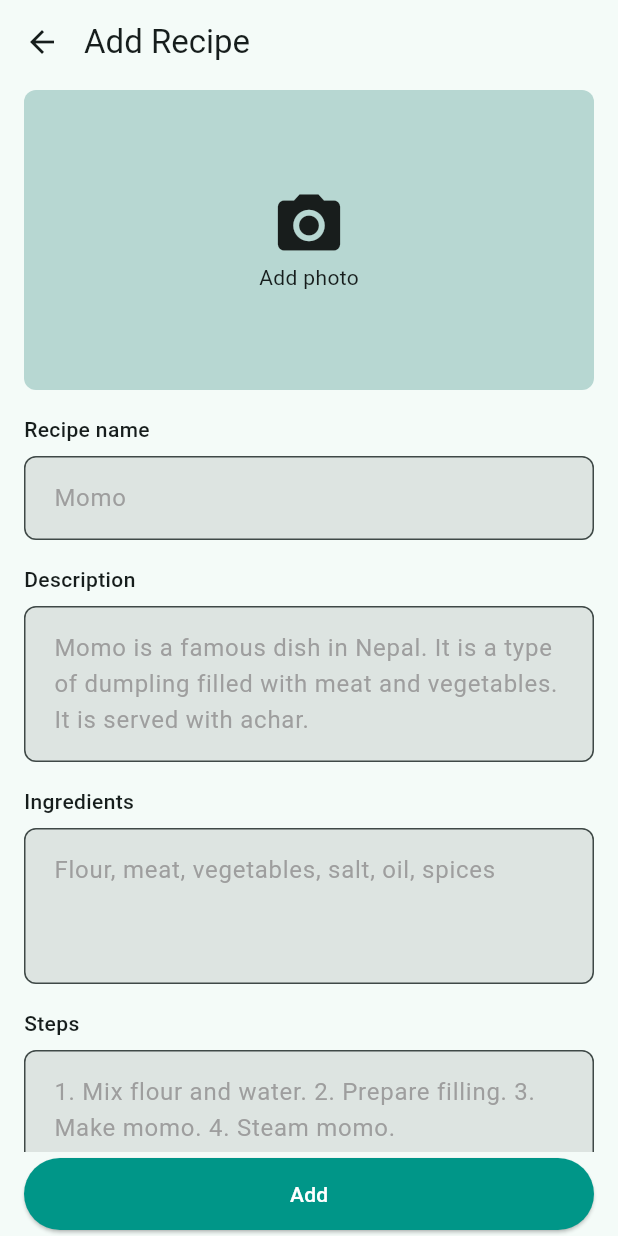
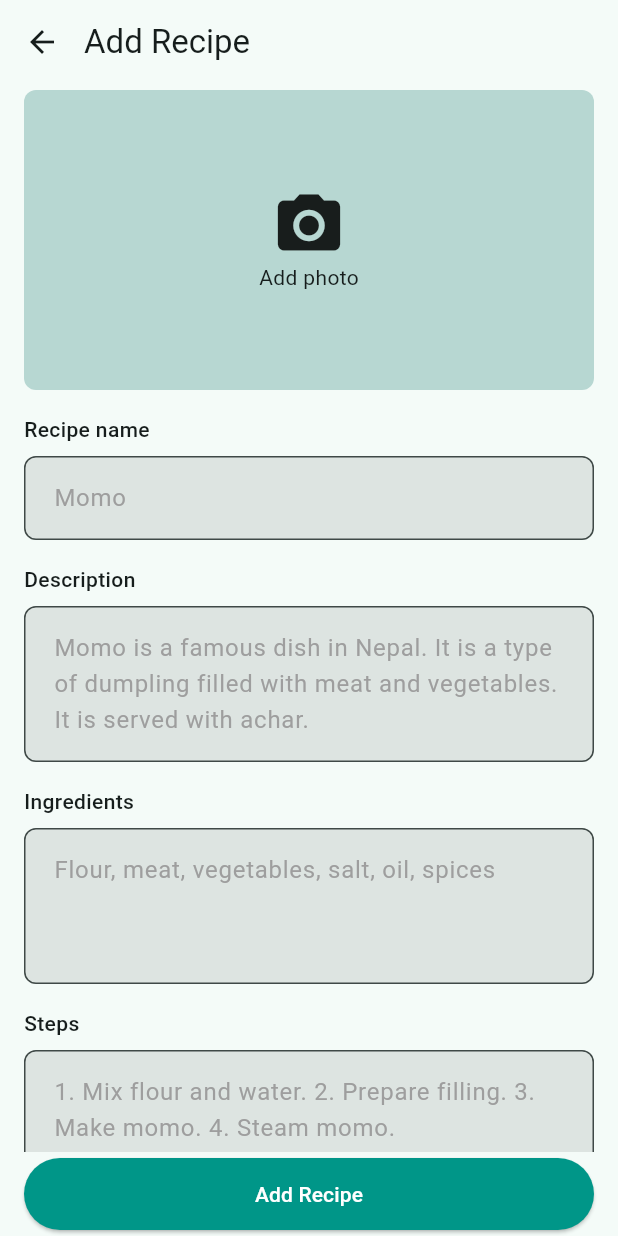
Before and after one commit to pratikgtam/Recipe-Book, a Flutter app: the AddView screen opened directly, on a phone screen of 412 x 824 dp. Run offline on Flutter 3.47's test engine with Material 3 defaults, Android fonts, the phone set to English and light mode, and no system bars; drawn by our look-alikes of flutter_form_builder; our stand-ins replace carousel_slider, cloud_firestore, dots_indicator, firebase_auth, firebase_core, firebase_storage and 4 more; missing offline and left inert: open_mail_app; accounts and stored records are empty.

Commit message:
add recipe

```diff
--- a/lib/features/add/views/add_view.dart
+++ b/lib/features/add/views/add_view.dart
@@ -3,7 +3,10 @@ import 'package:flutter_bloc/flutter_bloc.dart';
 import 'package:flutter_form_builder/flutter_form_builder.dart';
 import 'package:form_builder_validators/form_builder_validators.dart';
 import 'package:recipe_book/features/add/cubits/add_cubit.dart';
+import 'package:recipe_book/features/add/cubits/add_state.dart';
+import 'package:recipe_book/shared/app_button.dart';
 import 'package:recipe_book/shared/app_constants.dart';
+import 'package:recipe_book/shared/app_utils.dart';
 import 'package:recipe_book/shared/custom_scaffold.dart';
 import 'package:recipe_book/shared/text_input.dart';
 
@@ -26,19 +29,24 @@ class _AddViewState extends State<AddView> {
   @override
   Widget build(BuildContext context) {
     final imageUrl = context.select((AddCubit cubit) => cubit.state.imageUrl);
+    final state = context.watch<AddCubit>().state.addState;
     return CustomScaffold(
-      bottomNavigationBar: ElevatedButton(
-        onPressed: () {
+      bottomNavigationBar: AppButton(
+        onPressed: state.isLoading
+            ? null
+            : () {
                 if (_formKey.currentState!.saveAndValidate()) {
                   context.read<AddCubit>().addRecipe(
                         _formKey.currentState!.value,
                       );
                 }
               },
-        child: const Text('Add'),
+        label: 'Add Recipe',
       ),
       title: 'Add Recipe',
-      body: SingleChildScrollView(
+      body: BlocListener<AddCubit, AddState>(
+        listener: _listener,
+        child: SingleChildScrollView(
           child: FormBuilder(
             key: _formKey,
             child: Column(
@@ -50,8 +58,10 @@ class _AddViewState extends State<AddView> {
                     width: double.infinity,
                     height: 200,
                     decoration: BoxDecoration(
-                    color:
-                        Theme.of(context).colorScheme.primary.withOpacity(0.25),
+                      color: Theme.of(context)
+                          .colorScheme
+                          .primary
+                          .withOpacity(0.25),
                       borderRadius: BorderRadius.circular(8),
                     ),
                     child: imageUrl != null
@@ -153,6 +163,19 @@ class _AddViewState extends State<AddView> {
             ),
           ),
         ),
+      ),
     );
   }
+
+  void _listener(BuildContext context, AddState state) {
+    if (state.addState.succeeded) {
+      ScaffoldMessenger.of(context).showSnackBar(
+        const SnackBar(
+          content: Text('Recipe added successfully'),
+        ),
+      );
+      Navigator.pop(context);
     }
+    AppUtils.handleError(context, state.addState);
+  }
+}
--- a/lib/shared/app_button.dart
+++ b/lib/shared/app_button.dart
@@ -24,7 +24,6 @@ class AppButton extends StatelessWidget {
             child: Padding(
               padding: const EdgeInsets.symmetric(
                 horizontal: 10,
-                vertical: 16,
               ),
               child: Text(
                 label,
```
Lines whose indentation alone changed are shown as unchanged.
